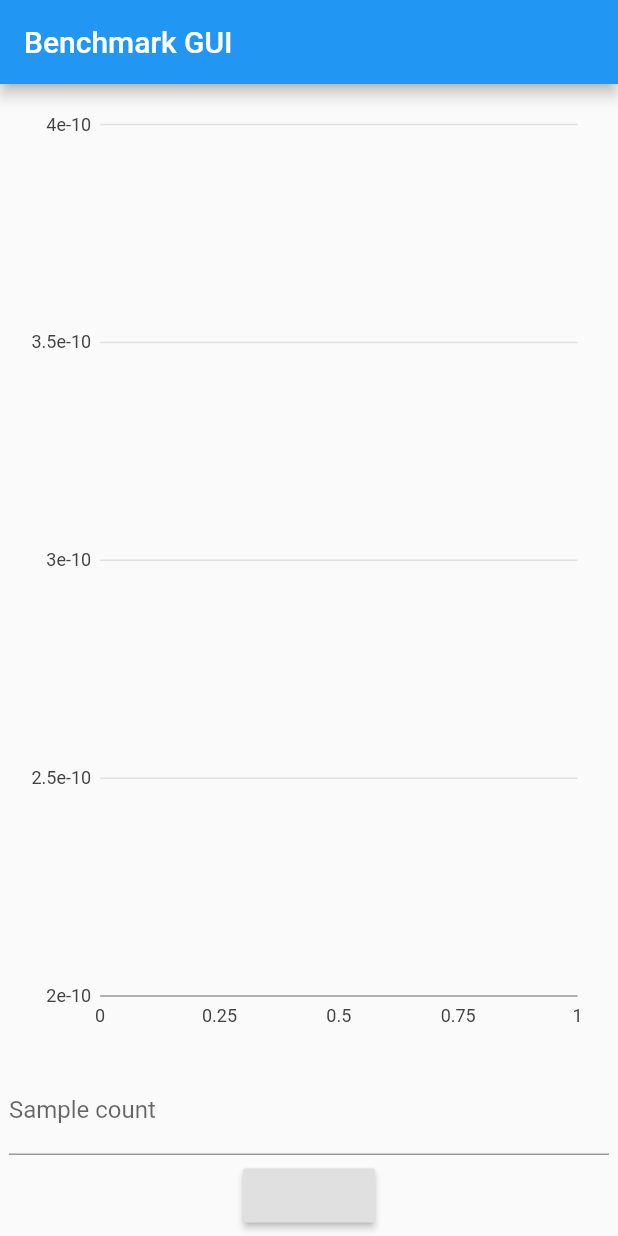
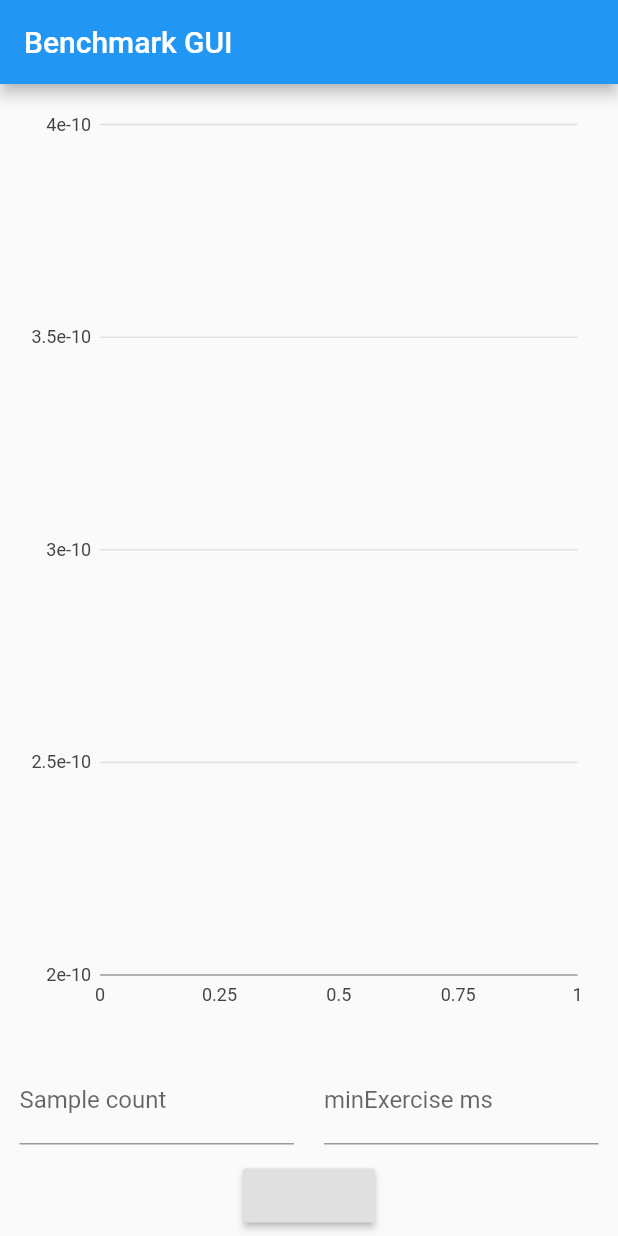
Before and after one commit to winksaville/flutter_benchmarkx_gui, a Flutter app: the screen it shows after launch, on a phone screen of 412 x 824 dp. Run offline on Flutter 3.47's test engine with Material 2 defaults, Android fonts, the phone set to English and light mode, and no system bars; our stand-ins replace charts_flutter; missing offline and left inert: benchmark_framework_x.

Commit message:
Add minExerciseInMillisField
Also changed the display so `Sample count` and minExercise ms` were
side by side in a row.

```diff
--- a/lib/main.dart
+++ b/lib/main.dart
@@ -43,16 +43,18 @@ class BenchmarkForm extends StatefulWidget {
 }
 
 class BenchmarkParams {
-  BenchmarkParams({this.sendPort, this.sampleCount});
+  BenchmarkParams({this.sendPort, this.sampleCount, this.minExerciseInMillis});
 
   SendPort sendPort;
   final int sampleCount;
+  final int minExerciseInMillis;
 }
 
 void runBm(BenchmarkParams params) {
   const BenchmarkBaseX bm = BenchmarkBaseX('Data');
   final List<double> samples = bm.measureSamples(
-      sampleCount: params.sampleCount, minExerciseInMillis: 2000);
+      sampleCount: params.sampleCount,
+      minExerciseInMillis: params.minExerciseInMillis);
   params.sendPort.send(samples);
 }
 
@@ -98,6 +100,10 @@ class SampleCountField extends BaseIntField {
   SampleCountField(String label) : super(label);
 }
 
+class MinExerciseInMillisField extends BaseIntField {
+  MinExerciseInMillisField(String label) : super(label);
+}
+
 class BenchmarkFormState extends State<BenchmarkForm> {
   final GlobalKey<FormState> _formKey = GlobalKey<FormState>();
   List<double> _samples = <double>[];
@@ -107,20 +113,25 @@ class BenchmarkFormState extends State<BenchmarkForm> {
     super.initState();
 
     sampleCountField.addListener();
+    minExerciseInMillisField.addListener();
   }
 
   @override
   void dispose() {
     print('BenchmarkFormState.dispose: sampleCountController.dispose()');
     sampleCountField.dispose();
+    minExerciseInMillisField.dispose();
     super.dispose();
   }
 
   // BenchmarkForm fields
   SampleCountField sampleCountField = SampleCountField('Sample count');
+  MinExerciseInMillisField minExerciseInMillisField =
+      MinExerciseInMillisField('minExercise ms');
 
   Future<void> _runBm() async {
-    print('_runBm:+ ${sampleCountField.value}');
+    print(
+        '_runBm:+ ${sampleCountField.value} ${minExerciseInMillisField.value}');
     // Run the benchmark
     final ReceivePort receivePort = ReceivePort();
 
@@ -128,7 +139,8 @@ class BenchmarkFormState extends State<BenchmarkForm> {
         runBm,
         BenchmarkParams(
             sendPort: receivePort.sendPort,
-            sampleCount: sampleCountField.value));
+            sampleCount: sampleCountField.value,
+            minExerciseInMillis: minExerciseInMillisField.value));
 
     List<double> samples;
     await receivePort.first.then((dynamic value) {
@@ -140,7 +152,8 @@ class BenchmarkFormState extends State<BenchmarkForm> {
 
     // Use setState to update state variables so build gets called.
     setState(() {
-      print('BenchmarkFormState._runBm.setState:+ ${sampleCountField.value}');
+      print(
+          '_runBm.setState:+ ${sampleCountField.value} ${minExerciseInMillisField.value}');
       _samples = samples;
     });
   }
@@ -186,14 +199,27 @@ class BenchmarkFormState extends State<BenchmarkForm> {
                 key: _formKey,
                 child: Column(
                   children: <Widget>[
-                    Container(
-                      decoration: visualizeBorder(),
-                      child: sampleCountField.textFormField,
+                    Row(
+                      children: <Widget>[
+                        Expanded(
+                          child: Padding(
+                            padding: const EdgeInsets.all(10.0),
+                            child: sampleCountField.textFormField,
+                          ),
+                        ),
+                        Expanded(
+                          child: Padding(
+                            padding: const EdgeInsets.all(10.0),
+                            child: minExerciseInMillisField.textFormField,
+                          ),
+                        ),
+                      ],
                     ),
                     RaisedButton(onPressed: () {
                       if (_formKey.currentState.validate()) {
                         print('BenchmarkFormState.RaisedButton.onPressed: '
-                            'sampleCountController.text=${sampleCountField.value}');
+                            'sampleCountController.text=${sampleCountField.value} '
+                            'minExerciseInMillis.text=${minExerciseInMillisField.value}');
                         print('BenchmarkFormState.RaisedButton.onPressed: '
                             'call _runBm');
                         _runBm();
```
